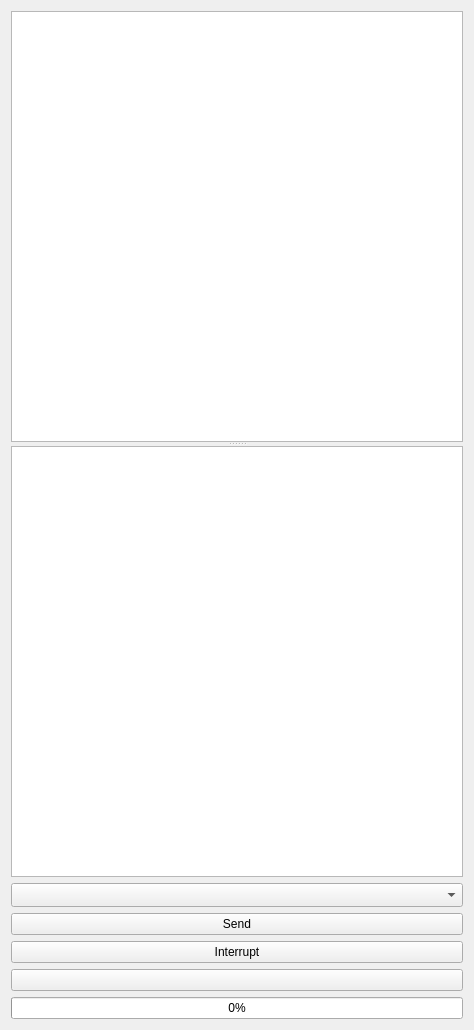
Old version of the form src/airunner/widgets/llm/templates/chat_prompt.ui in the repository Capsize-Games/airunner.
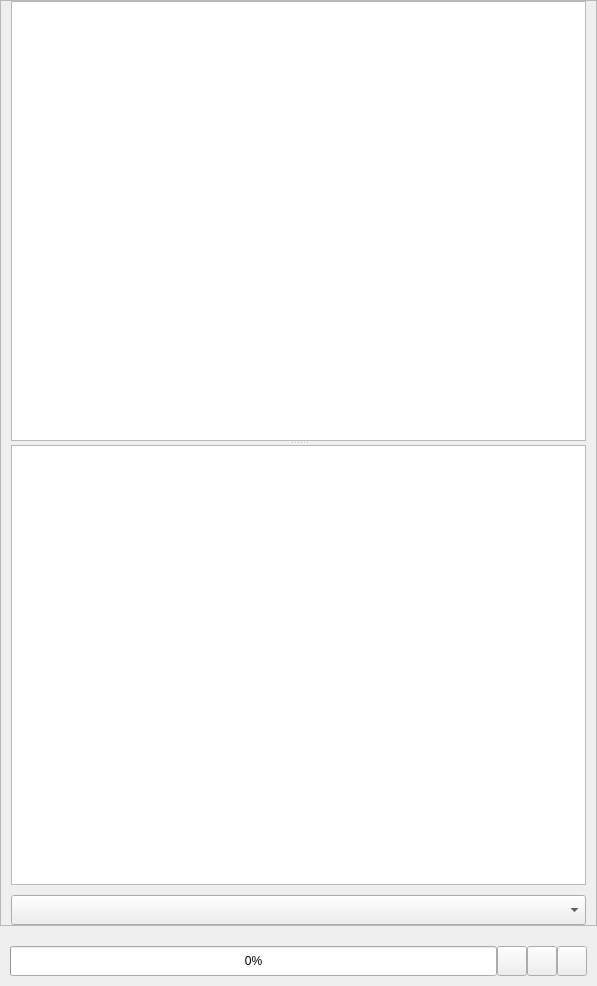
New version of the form. Icons and pictures are not drawn.

The edit to the form file:
```diff
--- a/src/airunner/widgets/llm/templates/chat_prompt.ui
+++ b/src/airunner/widgets/llm/templates/chat_prompt.ui
@@ -6,23 +6,150 @@
    <rect>
     <x>0</x>
     <y>0</y>
-    <width>474</width>
-    <height>1030</height>
+    <width>597</width>
+    <height>986</height>
    </rect>
   </property>
   <property name="windowTitle">
    <string>Form</string>
   </property>
-  <layout class="QGridLayout" name="gridLayout">
-   <item row="5" column="0">
+  <layout class="QGridLayout" name="gridLayout_3">
+   <property name="leftMargin">
+    <number>0</number>
+   </property>
+   <property name="topMargin">
+    <number>0</number>
+   </property>
+   <property name="rightMargin">
+    <number>0</number>
+   </property>
+   <property name="bottomMargin">
+    <number>0</number>
+   </property>
+   <property name="horizontalSpacing">
+    <number>0</number>
+   </property>
+   <property name="verticalSpacing">
+    <number>10</number>
+   </property>
+   <item row="1" column="0">
+    <layout class="QHBoxLayout" name="horizontalLayout">
+     <property name="spacing">
+      <number>0</number>
+     </property>
+     <property name="leftMargin">
+      <number>10</number>
+     </property>
+     <property name="topMargin">
+      <number>10</number>
+     </property>
+     <property name="rightMargin">
+      <number>10</number>
+     </property>
+     <property name="bottomMargin">
+      <number>10</number>
+     </property>
+     <item>
     <widget class="QProgressBar" name="progressBar">
+       <property name="sizePolicy">
+        <sizepolicy hsizetype="Expanding" vsizetype="Minimum">
+         <horstretch>0</horstretch>
+         <verstretch>0</verstretch>
+        </sizepolicy>
+       </property>
+       <property name="minimumSize">
+        <size>
+         <width>0</width>
+         <height>30</height>
+        </size>
+       </property>
      <property name="value">
       <number>0</number>
      </property>
     </widget>
    </item>
-   <item row="4" column="0">
+     <item>
+      <widget class="QPushButton" name="send_button">
+       <property name="sizePolicy">
+        <sizepolicy hsizetype="Minimum" vsizetype="Minimum">
+         <horstretch>0</horstretch>
+         <verstretch>0</verstretch>
+        </sizepolicy>
+       </property>
+       <property name="minimumSize">
+        <size>
+         <width>30</width>
+         <height>30</height>
+        </size>
+       </property>
+       <property name="maximumSize">
+        <size>
+         <width>30</width>
+         <height>30</height>
+        </size>
+       </property>
+       <property name="toolTip">
+        <string>Send message</string>
+       </property>
+       <property name="text">
+        <string/>
+       </property>
+       <property name="icon">
+        <iconset theme="go-up"/>
+       </property>
+      </widget>
+     </item>
+     <item>
+      <widget class="QPushButton" name="pushButton">
+       <property name="sizePolicy">
+        <sizepolicy hsizetype="Minimum" vsizetype="Minimum">
+         <horstretch>0</horstretch>
+         <verstretch>0</verstretch>
+        </sizepolicy>
+       </property>
+       <property name="minimumSize">
+        <size>
+         <width>30</width>
+         <height>30</height>
+        </size>
+       </property>
+       <property name="maximumSize">
+        <size>
+         <width>30</width>
+         <height>30</height>
+        </size>
+       </property>
+       <property name="toolTip">
+        <string>Cancel message</string>
+       </property>
+       <property name="text">
+        <string/>
+       </property>
+       <property name="icon">
+        <iconset theme="application-exit"/>
+       </property>
+      </widget>
+     </item>
+     <item>
     <widget class="QPushButton" name="clear_conversatiion_button">
+       <property name="sizePolicy">
+        <sizepolicy hsizetype="Minimum" vsizetype="Minimum">
+         <horstretch>0</horstretch>
+         <verstretch>0</verstretch>
+        </sizepolicy>
+       </property>
+       <property name="minimumSize">
+        <size>
+         <width>30</width>
+         <height>30</height>
+        </size>
+       </property>
+       <property name="maximumSize">
+        <size>
+         <width>30</width>
+         <height>30</height>
+        </size>
+       </property>
      <property name="toolTip">
       <string>Clear conversation</string>
      </property>
@@ -34,20 +161,51 @@
      </property>
     </widget>
    </item>
-   <item row="3" column="0">
-    <widget class="QPushButton" name="pushButton">
-     <property name="text">
-      <string>Interrupt</string>
-     </property>
-    </widget>
+    </layout>
    </item>
-   <item row="2" column="0">
-    <widget class="QPushButton" name="send_button">
-     <property name="toolTip">
-      <string>Send message</string>
+   <item row="0" column="0">
+    <widget class="QScrollArea" name="scrollArea">
+     <property name="widgetResizable">
+      <bool>true</bool>
      </property>
-     <property name="text">
-      <string>Send</string>
+     <widget class="QWidget" name="scrollAreaWidgetContents_2">
+      <property name="geometry">
+       <rect>
+        <x>0</x>
+        <y>0</y>
+        <width>595</width>
+        <height>924</height>
+       </rect>
+      </property>
+      <layout class="QGridLayout" name="gridLayout">
+       <property name="leftMargin">
+        <number>10</number>
+       </property>
+       <property name="topMargin">
+        <number>0</number>
+       </property>
+       <property name="rightMargin">
+        <number>10</number>
+       </property>
+       <property name="bottomMargin">
+        <number>0</number>
+       </property>
+       <property name="horizontalSpacing">
+        <number>0</number>
+       </property>
+       <property name="verticalSpacing">
+        <number>10</number>
+       </property>
+       <item row="1" column="0">
+        <widget class="QComboBox" name="action">
+         <property name="minimumSize">
+          <size>
+           <width>0</width>
+           <height>30</height>
+          </size>
+         </property>
+         <property name="sizeAdjustPolicy">
+          <enum>QComboBox::SizeAdjustPolicy::AdjustToMinimumContentsLengthWithIcon</enum>
      </property>
     </widget>
    </item>
@@ -74,8 +232,8 @@
            <rect>
             <x>0</x>
             <y>0</y>
-            <width>454</width>
-            <height>427</height>
+                <width>573</width>
+                <height>440</height>
            </rect>
           </property>
           <layout class="QGridLayout" name="gridLayout_2">
@@ -131,11 +289,8 @@
      </widget>
     </widget>
    </item>
-   <item row="1" column="0">
-    <widget class="QComboBox" name="action">
-     <property name="sizeAdjustPolicy">
-      <enum>QComboBox::SizeAdjustPolicy::AdjustToMinimumContentsLengthWithIcon</enum>
-     </property>
+      </layout>
+     </widget>
     </widget>
    </item>
   </layout>
```
Lines whose indentation alone changed are shown as unchanged.
